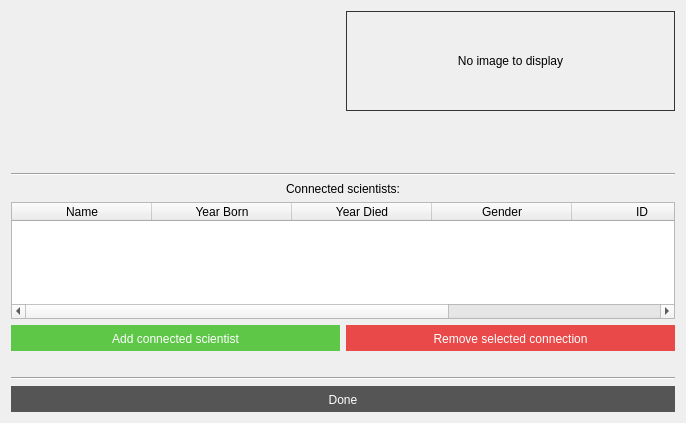
The window that VL1-project/computerinfowindow.ui (birkirk/vln1-35) describes before a commit, drawn with Qt 5.
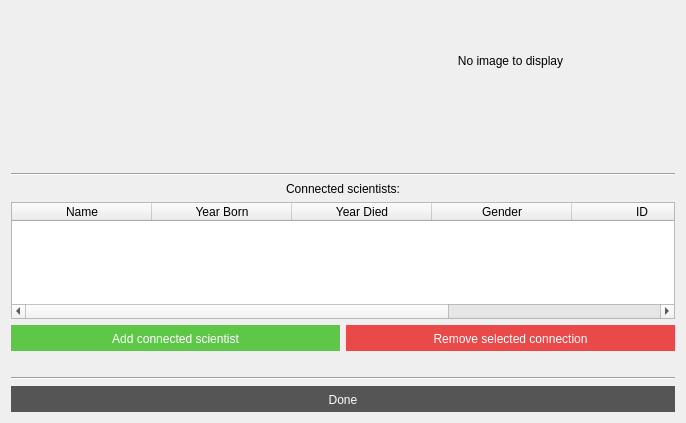
The same window after the commit.

```diff
--- a/VL1-project/computerinfowindow.ui
+++ b/VL1-project/computerinfowindow.ui
@@ -93,7 +93,7 @@
         </size>
        </property>
        <property name="styleSheet">
-        <string notr="true">border: 1px solid #333;</string>
+        <string notr="true"/>
        </property>
        <property name="text">
         <string>No image to display</string>
```
